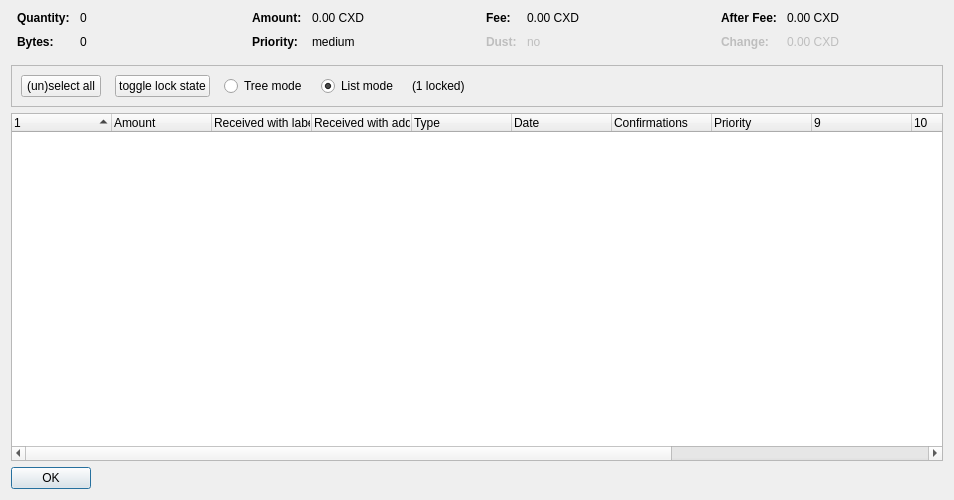
The window that src/qt/forms/coincontroldialog.ui (22388o/CryptoDEX) describes before a commit, drawn with Qt 5.
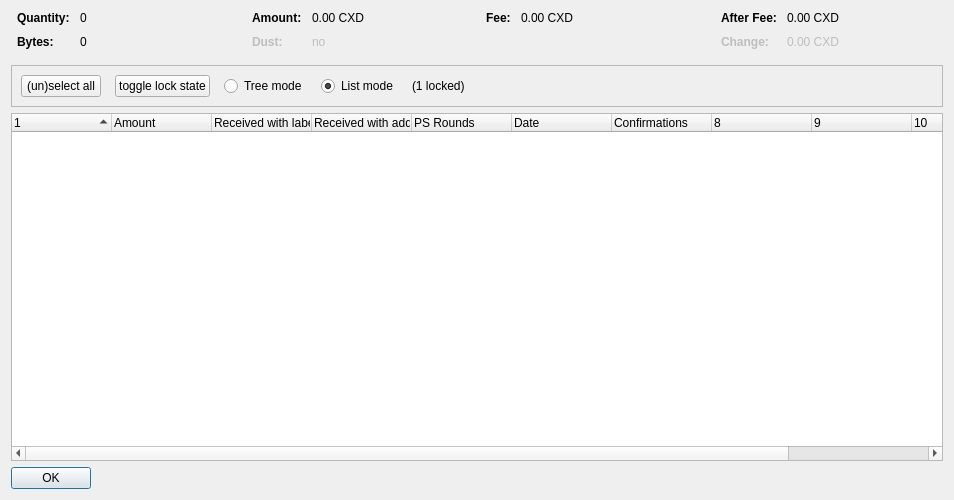
The same window after the commit. Custom widgets are drawn as their Qt base class.

Patch:
```diff
--- a/src/qt/forms/coincontroldialog.ui
+++ b/src/qt/forms/coincontroldialog.ui
@@ -140,7 +140,10 @@
         </widget>
        </item>
        <item row="1" column="0">
-        <widget class="QLabel" name="labelCoinControlPriorityText">
+        <widget class="QLabel" name="labelCoinControlLowOutputText">
+         <property name="enabled">
+          <bool>false</bool>
+         </property>
          <property name="font">
           <font>
            <weight>75</weight>
@@ -148,12 +151,15 @@
           </font>
          </property>
          <property name="text">
-          <string>Priority:</string>
+          <string>Dust:</string>
          </property>
         </widget>
        </item>
        <item row="1" column="1">
-        <widget class="QLabel" name="labelCoinControlPriority">
+        <widget class="QLabel" name="labelCoinControlLowOutput">
+         <property name="enabled">
+          <bool>false</bool>
+         </property>
          <property name="cursor">
           <cursorShape>IBeamCursor</cursorShape>
          </property>
@@ -161,7 +167,7 @@
           <enum>Qt::ActionsContextMenu</enum>
          </property>
          <property name="text">
-          <string>medium</string>
+          <string notr="true">no</string>
          </property>
          <property name="textInteractionFlags">
           <set>Qt::LinksAccessibleByMouse|Qt::TextSelectableByKeyboard|Qt::TextSelectableByMouse</set>
@@ -213,41 +219,6 @@
          </property>
         </widget>
        </item>
-       <item row="1" column="0">
-        <widget class="QLabel" name="labelCoinControlLowOutputText">
-         <property name="enabled">
-          <bool>false</bool>
-         </property>
-         <property name="font">
-          <font>
-           <weight>75</weight>
-           <bold>true</bold>
-          </font>
-         </property>
-         <property name="text">
-          <string>Dust:</string>
-         </property>
-        </widget>
-       </item>
-       <item row="1" column="1">
-        <widget class="QLabel" name="labelCoinControlLowOutput">
-         <property name="enabled">
-          <bool>false</bool>
-         </property>
-         <property name="cursor">
-          <cursorShape>IBeamCursor</cursorShape>
-         </property>
-         <property name="contextMenuPolicy">
-          <enum>Qt::ActionsContextMenu</enum>
-         </property>
-         <property name="text">
-          <string>no</string>
-         </property>
-         <property name="textInteractionFlags">
-          <set>Qt::LinksAccessibleByMouse|Qt::TextSelectableByKeyboard|Qt::TextSelectableByMouse</set>
-         </property>
-        </widget>
-       </item>
       </layout>
      </item>
      <item>
@@ -447,7 +418,7 @@
       <bool>false</bool>
      </property>
      <property name="columnCount">
-      <number>13</number>
+      <number>11</number>
      </property>
      <attribute name="headerShowSortIndicator" stdset="0">
       <bool>true</bool>
@@ -477,7 +448,7 @@
      </column>
      <column>
       <property name="text">
-       <string>Type</string>
+       <string>PS Rounds</string>
       </property>
      </column>
      <column>
@@ -493,16 +464,6 @@
        <string>Confirmed</string>
       </property>
      </column>
-     <column>
-      <property name="text">
-       <string>Priority</string>
-      </property>
-     </column>
-     <column>
-      <property name="text">
-       <string/>
-      </property>
-     </column>
      <column>
       <property name="text">
        <string/>
```
